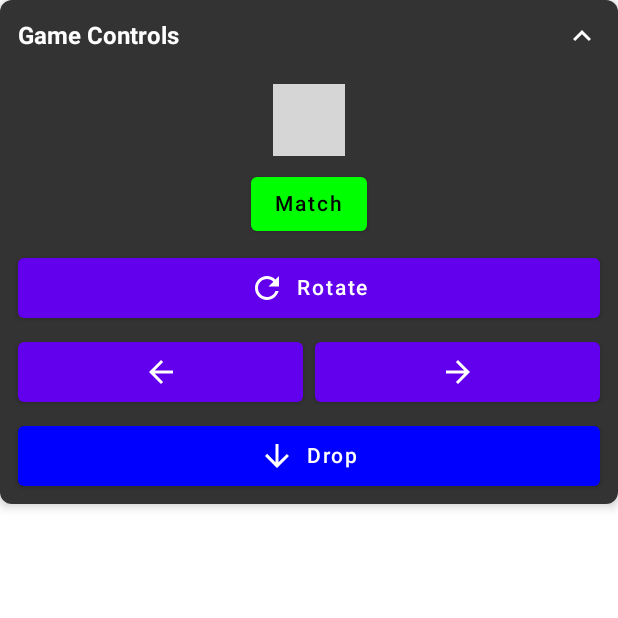
After one commit to davebren/me-no-back, an Android app built with Jetpack Compose: the composable CollapsibleGameControls shown on its own in the app's theme, on a phone screen of 412 x 824 dp, the top half of it. The commit adds this screen. Run offline under Robolectric (Android 15) with nearby library versions, the phone set to English and light mode, and no system bars; 4 statements that could not run were skipped; grey boxes are pictures that could not be loaded.

Commit message:
Make game controls collapsible

```diff
--- /dev/null
+++ b/composeApp/src/commonMain/kotlin/org/eski/menoback/ui/game/views/CollapsibleGameControls.kt
@@ -0,0 +1,103 @@
+package org.eski.menoback.ui.game.views
+
+import androidx.compose.animation.AnimatedVisibility
+import androidx.compose.animation.core.animateFloatAsState
+import androidx.compose.animation.expandVertically
+import androidx.compose.animation.fadeIn
+import androidx.compose.animation.fadeOut
+import androidx.compose.animation.shrinkVertically
+import androidx.compose.foundation.clickable
+import androidx.compose.foundation.layout.Column
+import androidx.compose.foundation.layout.Row
+import androidx.compose.foundation.layout.Spacer
+import androidx.compose.foundation.layout.fillMaxWidth
+import androidx.compose.foundation.layout.height
+import androidx.compose.foundation.layout.padding
+import androidx.compose.foundation.shape.RoundedCornerShape
+import androidx.compose.material.Card
+import androidx.compose.material.Icon
+import androidx.compose.material.Text
+import androidx.compose.material.icons.Icons
+import androidx.compose.material.icons.filled.ExpandLess
+import androidx.compose.material.icons.filled.ExpandMore
+import androidx.compose.runtime.Composable
+import androidx.compose.runtime.collectAsState
+import androidx.compose.runtime.getValue
+import androidx.compose.runtime.mutableStateOf
+import androidx.compose.runtime.remember
+import androidx.compose.runtime.setValue
+import androidx.compose.ui.Alignment
+import androidx.compose.ui.Modifier
+import androidx.compose.ui.draw.rotate
+import androidx.compose.ui.graphics.Color
+import androidx.compose.ui.text.font.FontWeight
+import androidx.compose.ui.unit.dp
+import androidx.compose.ui.unit.sp
+import org.eski.menoback.ui.game.vm.GameScreenViewModel
+
+@Composable
+fun CollapsibleGameControls(
+    vm: GameScreenViewModel,
+    modifier: Modifier = Modifier
+) {
+    val gameState by vm.gameState.collectAsState()
+    var expanded by remember { mutableStateOf(true) }
+    val rotationState by animateFloatAsState(
+        targetValue = if (expanded) 0f else 180f,
+        label = "headerRotation"
+    )
+
+    Card(
+        modifier = modifier.fillMaxWidth(),
+        shape = RoundedCornerShape(8.dp),
+        backgroundColor = Color(0xFF333333),
+        elevation = 4.dp
+    ) {
+        Column {
+            // Header
+            Row(
+                modifier = Modifier
+                    .fillMaxWidth()
+                    .clickable { expanded = !expanded }
+                    .padding(12.dp),
+                verticalAlignment = Alignment.CenterVertically
+            ) {
+                Text(
+                    text = "Game Controls",
+                    fontSize = 16.sp,
+                    fontWeight = FontWeight.Bold,
+                    color = Color.White,
+                    modifier = Modifier.weight(1f)
+                )
+
+                Icon(
+                    imageVector = if (expanded) Icons.Filled.ExpandLess else Icons.Filled.ExpandMore,
+                    contentDescription = if (expanded) "Collapse" else "Expand",
+                    tint = Color.White,
+                    modifier = Modifier.rotate(rotationState)
+                )
+            }
+
+            // Content
+            AnimatedVisibility(
+                visible = expanded,
+                enter = fadeIn() + expandVertically(),
+                exit = fadeOut() + shrinkVertically()
+            ) {
+                Column(
+                    modifier = Modifier
+                        .fillMaxWidth()
+                        .padding(horizontal = 12.dp, vertical = 8.dp)
+                ) {
+                    // N-Back controls
+                    NBackControls(vm)
+
+                    Spacer(modifier = Modifier.height(8.dp))
+
+                    // Game controls from the original implementation
+                    GameControls(vm)
+                }
+            }
+        }
+    }
+}
--- a/composeApp/src/commonMain/kotlin/org/eski/menoback/ui/game/views/GameControls.kt
+++ b/composeApp/src/commonMain/kotlin/org/eski/menoback/ui/game/views/GameControls.kt
@@ -29,17 +29,15 @@
 import org.eski.menoback.ui.game.model.Rotation
 import org.eski.menoback.ui.game.vm.GameScreenViewModel
 
-
 @Composable
 fun GameControls(
   vm: GameScreenViewModel,
+  modifier: Modifier = Modifier
 ) {
   Column(
-    horizontalAlignment = Alignment.CenterHorizontally
+    horizontalAlignment = Alignment.CenterHorizontally,
+    modifier = modifier
   ) {
-    // N-Back controls
-    NBackControls(vm)
-
     // Rotate button
     Button(
       onClick = { vm.rotatePiece(Rotation.clockwise) },
@@ -92,11 +90,13 @@
 @Composable
 fun NBackControls(
   vm: GameScreenViewModel,
+  modifier: Modifier = Modifier
 ) {
   val level by vm.nback.level.collectAsState()
 
   Column(
-    horizontalAlignment = Alignment.CenterHorizontally
+    horizontalAlignment = Alignment.CenterHorizontally,
+    modifier = modifier
   ) {
     Text(
       text = "$level-Back Match?",
--- a/composeApp/src/commonMain/kotlin/org/eski/menoback/ui/game/views/GameSidebar.kt
+++ b/composeApp/src/commonMain/kotlin/org/eski/menoback/ui/game/views/GameSidebar.kt
@@ -29,7 +29,6 @@
 import org.eski.ui.util.grid
 import org.eski.ui.util.grid2
 
-
 @Composable
 fun RowScope.GameSidebar(vm: GameScreenViewModel) {
   Column(
@@ -47,12 +46,10 @@
 
     Spacer(modifier = Modifier.height(grid2))
 
-
-
     Spacer(modifier = Modifier.height(16.dp))
 
-    // Game controls
-    GameControls(vm)
+    // Game controls in a collapsible card
+    CollapsibleGameControls(vm)
   }
 }
 
--- a/composeApp/src/commonMain/kotlin/org/eski/menoback/ui/game/views/GameStatus.kt
+++ b/composeApp/src/commonMain/kotlin/org/eski/menoback/ui/game/views/GameStatus.kt
@@ -3,15 +3,10 @@
 import androidx.compose.foundation.layout.Column
 import androidx.compose.foundation.layout.Spacer
 import androidx.compose.foundation.layout.height
-import androidx.compose.material.Text
 import androidx.compose.runtime.Composable
 import androidx.compose.ui.Alignment
 import androidx.compose.ui.Modifier
-import androidx.compose.ui.graphics.Color
-import androidx.compose.ui.text.font.FontWeight
-import androidx.compose.ui.text.style.TextAlign
 import androidx.compose.ui.unit.dp
-import androidx.compose.ui.unit.sp
 import org.eski.menoback.ui.game.vm.GameScreenViewModel
 import org.eski.menoback.ui.game.vm.GameState
 
```
